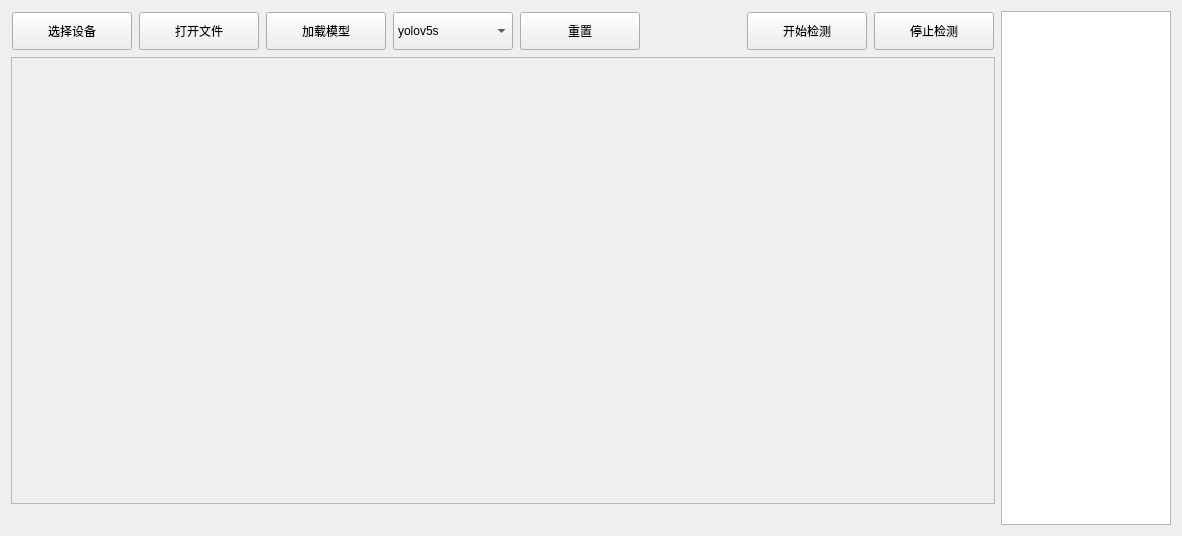
First picture: the form in Horus/aidetect.ui, repository dyhgo/Horus, before the edit.
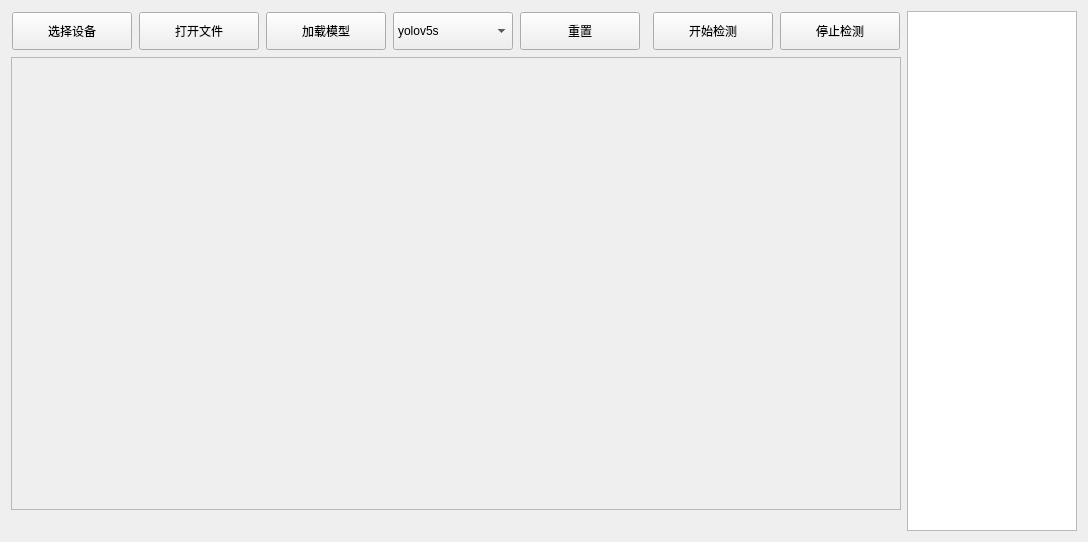
Second picture: the form after the edit.

Diff of the .ui file:
```diff
--- a/Horus/aidetect.ui
+++ b/Horus/aidetect.ui
@@ -6,8 +6,8 @@
    <rect>
     <x>0</x>
     <y>0</y>
-    <width>1182</width>
-    <height>536</height>
+    <width>1088</width>
+    <height>542</height>
    </rect>
   </property>
   <property name="windowTitle">
```
